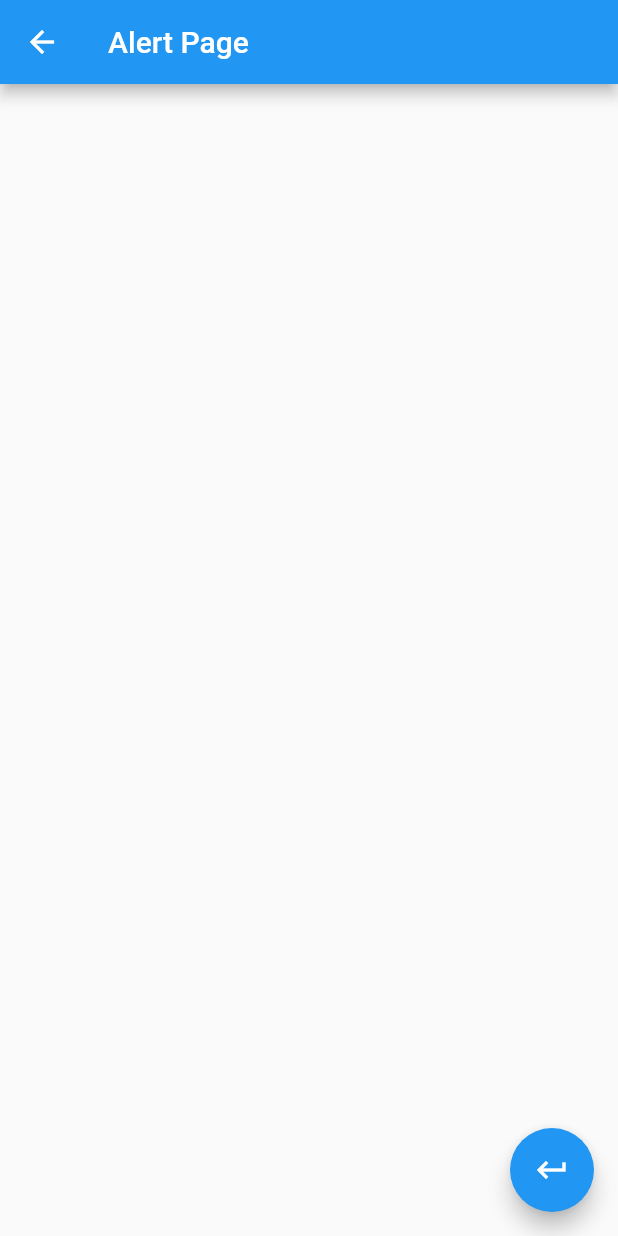
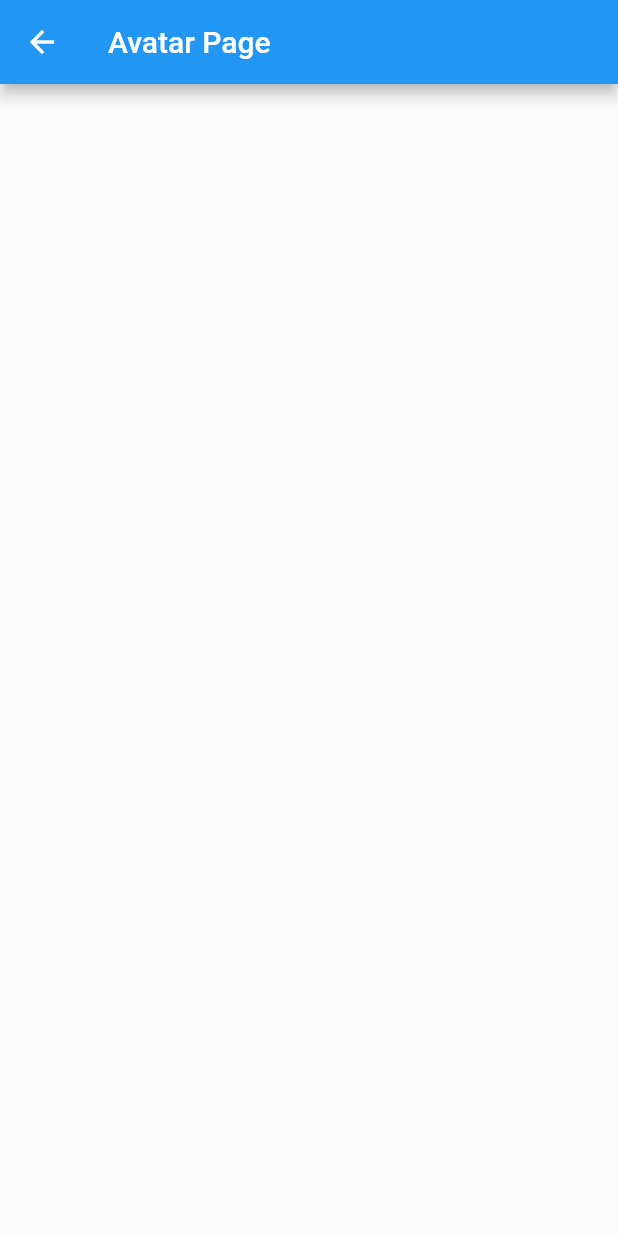
Before and after one commit to 51lv3r258/flutter-components, a Flutter app: the screen it shows after launch, after a tap on "Avatars", on a phone screen of 412 x 824 dp. Run offline on Flutter 3.47's test engine with Material 2 defaults, Android fonts, the phone set to English and light mode, and no system bars.

```diff
--- a/lib/main.dart
+++ b/lib/main.dart
@@ -1,7 +1,9 @@
 import 'package:flutter/material.dart';
 
 // * My imports
+import 'src/pages/avatar_page.dart';
 import 'src/pages/home_page.dart';
+import 'src/pages/alert_page.dart';
 // import 'src/pages/home_temp.dart';
 
 void main() => runApp(const MyApp());
@@ -11,11 +13,18 @@ class MyApp extends StatelessWidget {
 
   @override
   Widget build(BuildContext context) {
-    return const MaterialApp(
+    return MaterialApp(
       title: 'Components App',
       // debugShowMaterialGrid: true,
       debugShowCheckedModeBanner: false,
-      home: HomePage(),
+      /* home: HomePage(), */
+      initialRoute: '/',
+      routes: <String, WidgetBuilder>{
+        '/': (BuildContext context) => const HomePage(),
+        'alert': (BuildContext context) => const AlertPage(),
+        'avatar': (BuildContext context) => const AvatarPage(),
+      },
+      // routes: newMethod,
     );
   }
 }
--- /dev/null
+++ b/lib/src/pages/avatar_page.dart
@@ -0,0 +1,16 @@
+import 'package:flutter/material.dart';
+
+
+class AvatarPage extends StatelessWidget {
+  const AvatarPage({Key? key}) : super(key: key);
+
+  @override
+  Widget build(BuildContext context) {
+    return Scaffold(
+      appBar: AppBar(
+        title: const Text('Avatar Page'),
+      ),
+      body: Container(),
+    );
+  }
+}
--- a/lib/src/pages/home_page.dart
+++ b/lib/src/pages/home_page.dart
@@ -2,7 +2,7 @@ import 'package:flutter/material.dart';
 
 import '../providers/menu_provider.dart';
 import '../utils/icon_string_util.dart';
-import 'alert_page.dart';
+/* import 'alert_page.dart'; */
 
 class HomePage extends StatelessWidget {
   const HomePage({Key? key}) : super(key: key);
@@ -38,9 +38,10 @@ class HomePage extends StatelessWidget {
           color: Colors.blue,
         ),
         onTap: () {
-          final route =
+          /* final route =
               MaterialPageRoute(builder: (context) => const AlertPage());
-          Navigator.push(context, route);
+          Navigator.push(context, route); */
+          Navigator.pushNamed(context, opt['route']);
         },
       );
 
```
